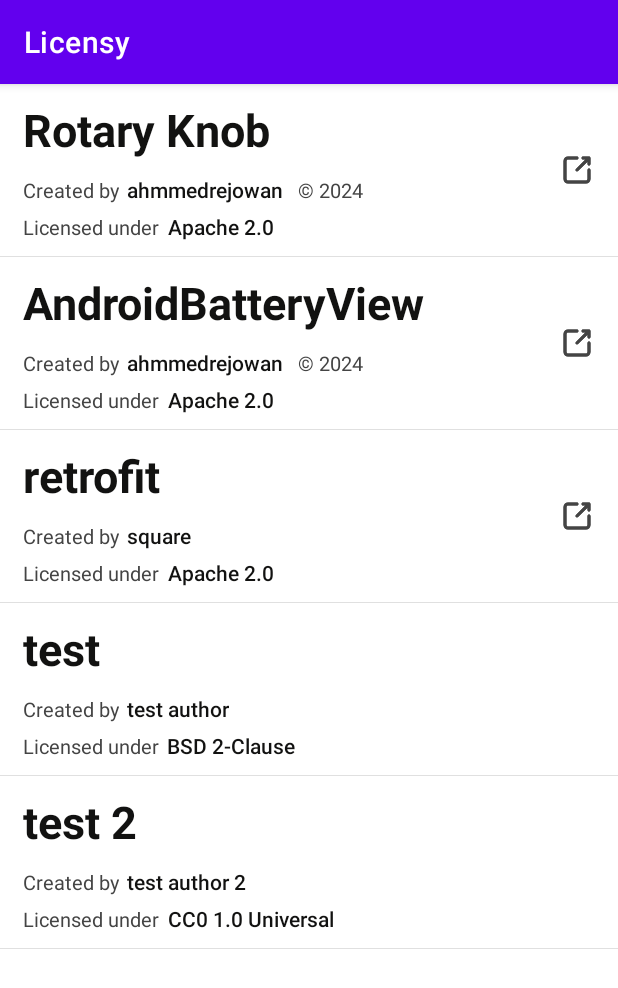
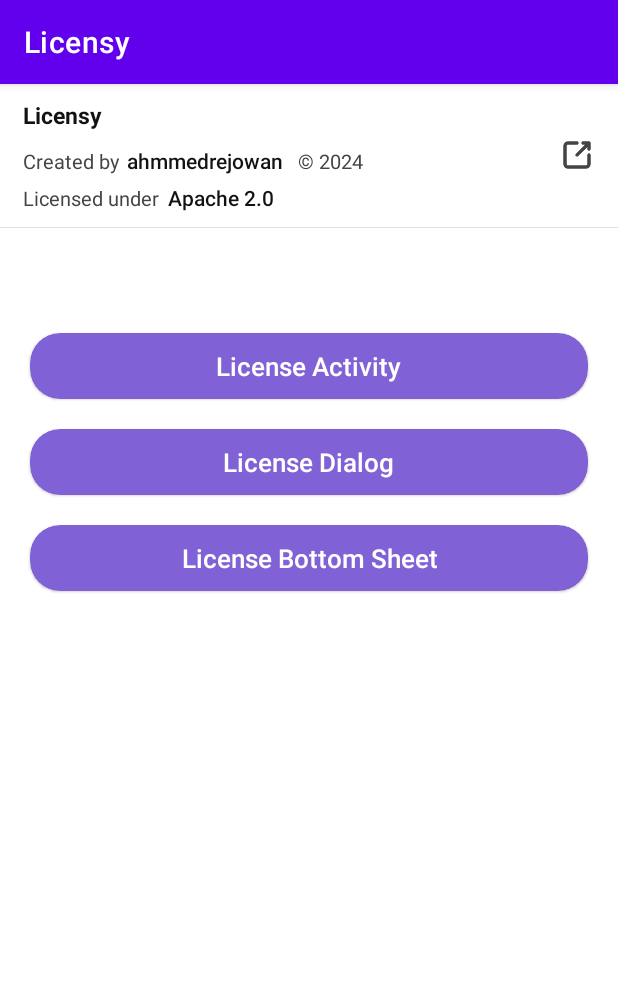
Before and after one commit to ahmmedrejowan/Licensy, an Android app: the screen it shows after launch (MainActivity), on a phone screen of 412 x 824 dp. Shown: the top 988 px of the screen. Run offline under Robolectric (Android 15) with nearby library versions, the phone set to English and light mode, and no system bars.

Commit message:
Creating Dialog and Bottom sheets

```diff
--- a/app/src/main/AndroidManifest.xml
+++ b/app/src/main/AndroidManifest.xml
@@ -13,6 +13,9 @@
         android:theme="@style/Theme.Licensy"
         tools:targetApi="31">
         <activity
+            android:name=".Credit"
+            android:exported="false" />
+        <activity
             android:name=".MainActivity"
             android:exported="true">
             <intent-filter>
--- a/app/src/main/java/com/rejowan/licensysample/MainActivity.kt
+++ b/app/src/main/java/com/rejowan/licensysample/MainActivity.kt
@@ -1,5 +1,6 @@
 package com.rejowan.licensysample
 
+import android.content.Intent
 import android.os.Bundle
 import androidx.appcompat.app.AppCompatActivity
 import com.rejowan.licensy.LicenseContent
@@ -16,49 +17,9 @@ class MainActivity : AppCompatActivity() {
         super.onCreate(savedInstanceState)
         setContentView(binding.root)
 
-        val listOfLicenses = mutableListOf<LicenseContent>()
-        listOfLicenses.add(
-            LicenseContent(
-                "Rotary Knob",
-                "ahmmedrejowan",
-                Licenses.APACHE_2_0,
-                2024,
-                "https://github.com/ahmmedrejowan/RotaryKnob"
-            )
-        )
-        listOfLicenses.add(
-            LicenseContent(
-                "AndroidBatteryView",
-                "ahmmedrejowan",
-                Licenses.APACHE_2_0,
-                2024,
-                "https://github.com/ahmmedrejowan/AndroidBatteryView"
-            )
-        )
-        listOfLicenses.add(
-            LicenseContent(
-                "retrofit",
-                "square",
-                Licenses.APACHE_2_0,
-                null,
-                "https://github.com/square/retrofit"
-            )
-        )
-        listOfLicenses.add(
-            LicenseContent(
-                "test", "test author", Licenses.BSD_2_CLAUSE, null, null
-            )
-        )
-        listOfLicenses.add(
-            LicenseContent(
-                "test 2", "test author 2", Licenses.CC_0, null, null
-            )
-        )
-
-
-
-        binding.licensyView.setLicenses(listOfLicenses)
-
+        binding.activityCardView.setOnClickListener {
+            startActivity(Intent(this, Credit::class.java))
+        }
 
     }
 }
--- a/app/src/main/res/layout/activity_main.xml
+++ b/app/src/main/res/layout/activity_main.xml
@@ -12,7 +12,100 @@
     <com.rejowan.licensy.LicensyView
         android:id="@+id/licensyView"
         android:layout_width="match_parent"
+        android:layout_marginBottom="50dp"
         android:layout_height="wrap_content" />
 
 
+
+    <com.google.android.material.card.MaterialCardView
+        android:id="@+id/activityCardView"
+        android:layout_width="match_parent"
+        android:layout_height="wrap_content"
+        android:layout_marginStart="20dp"
+        android:layout_marginTop="20dp"
+        android:layout_marginEnd="20dp"
+        app:cardBackgroundColor="#8062D6"
+        app:cardCornerRadius="20dp">
+
+        <RelativeLayout
+            android:layout_width="match_parent"
+            android:layout_height="wrap_content">
+
+            <TextView
+                android:layout_width="wrap_content"
+                android:layout_height="wrap_content"
+                android:layout_centerInParent="true"
+                android:fontFamily="sans-serif-medium"
+                android:gravity="center"
+                android:padding="10dp"
+                android:text="License Activity"
+                android:textColor="@color/white"
+                android:textSize="17sp" />
+
+
+        </RelativeLayout>
+
+    </com.google.android.material.card.MaterialCardView>
+
+    <com.google.android.material.card.MaterialCardView
+        android:id="@+id/dialogCardView"
+        android:layout_width="match_parent"
+        android:layout_height="wrap_content"
+        android:layout_marginStart="20dp"
+        android:layout_marginTop="20dp"
+        android:layout_marginEnd="20dp"
+        app:cardBackgroundColor="#8062D6"
+        app:cardCornerRadius="20dp">
+
+        <RelativeLayout
+            android:layout_width="match_parent"
+            android:layout_height="wrap_content">
+
+            <TextView
+                android:layout_width="wrap_content"
+                android:layout_height="wrap_content"
+                android:layout_centerInParent="true"
+                android:fontFamily="sans-serif-medium"
+                android:gravity="center"
+                android:padding="10dp"
+                android:text="License Dialog"
+                android:textColor="@color/white"
+                android:textSize="17sp" />
+
+
+        </RelativeLayout>
+
+    </com.google.android.material.card.MaterialCardView>
+
+    <com.google.android.material.card.MaterialCardView
+        android:id="@+id/bottomSheetCardView"
+        android:layout_width="match_parent"
+        android:layout_height="wrap_content"
+        android:layout_marginStart="20dp"
+        android:layout_marginTop="20dp"
+        android:layout_marginEnd="20dp"
+        app:cardBackgroundColor="#8062D6"
+        app:cardCornerRadius="20dp">
+
+        <RelativeLayout
+            android:layout_width="match_parent"
+            android:layout_height="wrap_content">
+
+            <TextView
+                android:layout_width="wrap_content"
+                android:layout_height="wrap_content"
+                android:layout_centerInParent="true"
+                android:fontFamily="sans-serif-medium"
+                android:gravity="center"
+                android:padding="10dp"
+                android:text="License Bottom Sheet"
+                android:textColor="@color/white"
+                android:textSize="17sp" />
+
+
+        </RelativeLayout>
+
+    </com.google.android.material.card.MaterialCardView>
+
+
 </LinearLayout>
--- a/licensy/src/main/java/com/rejowan/licensy/LicensyView.kt
+++ b/licensy/src/main/java/com/rejowan/licensy/LicensyView.kt
@@ -20,7 +20,7 @@ class LicensyView @JvmOverloads constructor(
     var lvSecondaryColor = Color.parseColor("#444444")
     var lvLinkColor = Color.parseColor("#1976D2")
 
-    var lvTitleTextSize = 45f
+    var lvTitleTextSize = 0f
 
     var lvBackgroundColor = Color.WHITE
     var lvBackgroundColorExpand = Color.parseColor("#f8f8f8")
@@ -159,7 +159,9 @@ class LicensyView @JvmOverloads constructor(
             holder.binding.divider2.setBackgroundColor(lvDividerColor)
             holder.binding.divider3.setBackgroundColor(lvDividerColor)
 
-            holder.binding.tvRepoName.textSize = lvTitleTextSize / resources.displayMetrics.density
+            if (lvTitleTextSize != 0f) {
+                holder.binding.tvRepoName.textSize = lvTitleTextSize / resources.displayMetrics.density
+            }
 
             holder.binding.ivOpen.setImageResource(lvOpenImage)
             holder.binding.ivOpen.setColorFilter(imageTint)
--- /dev/null
+++ b/licensy/src/main/res/layout/bottomsheet_licensy.xml
@@ -0,0 +1,6 @@
+<?xml version="1.0" encoding="utf-8"?>
+<androidx.constraintlayout.widget.ConstraintLayout xmlns:android="http://schemas.android.com/apk/res/android"
+    android:layout_width="match_parent"
+    android:layout_height="match_parent">
+
+</androidx.constraintlayout.widget.ConstraintLayout>
```
Also changed, not shown: app/src/main/java/com/rejowan/licensysample/Credit.kt (added, +66 -0 lines), app/src/main/res/layout/activity_credit.xml (added, +18 -0 lines), licensy/src/main/res/layout/dialog_licensy.xml (added, +10 -0 lines).
